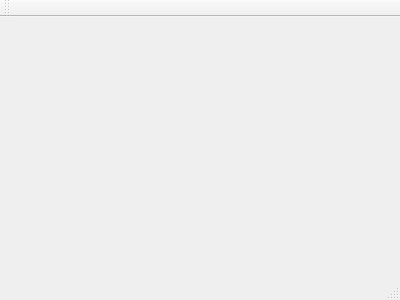
Old version of the form mainwindow.ui in the repository SpaceManiac/LeagueWindowFix.
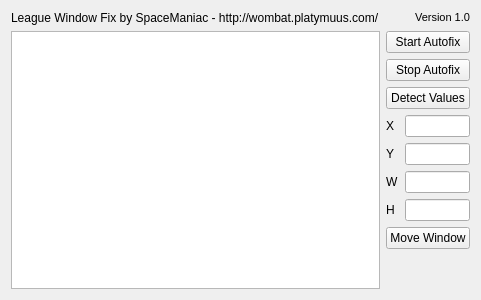
New version of the form. Icons and pictures are not drawn.

Commit message: Designed UI and started on implementation

```diff
--- a/mainwindow.ui
+++ b/mainwindow.ui
@@ -1,24 +1,166 @@
 <ui version="4.0">
  <class>MainWindow</class>
- <widget class="QMainWindow" name="MainWindow" >
-  <property name="geometry" >
+ <widget class="QMainWindow" name="MainWindow">
+  <property name="geometry">
    <rect>
     <x>0</x>
     <y>0</y>
-    <width>400</width>
+    <width>450</width>
     <height>300</height>
    </rect>
   </property>
   <property name="windowTitle" >
    <string>MainWindow</string>
   </property>
-  <widget class="QMenuBar" name="menuBar" />
-  <widget class="QToolBar" name="mainToolBar" />
-  <widget class="QWidget" name="centralWidget" />
-  <widget class="QStatusBar" name="statusBar" />
+  <property name="windowIcon">
+   <iconset>
+    <normaloff>league.ico</normaloff>league.ico</iconset>
+  </property>
+  <widget class="QWidget" name="centralWidget">
+   <layout class="QGridLayout" name="gridLayout">
+    <item row="0" column="0">
+     <widget class="QLabel" name="titleLabel">
+      <property name="sizePolicy">
+       <sizepolicy hsizetype="Expanding" vsizetype="Fixed">
+        <horstretch>0</horstretch>
+        <verstretch>0</verstretch>
+       </sizepolicy>
+      </property>
+      <property name="text">
+       <string>League Window Fix by SpaceManiac - http://wombat.platymuus.com/</string>
+      </property>
+     </widget>
+    </item>
+    <item row="0" column="1">
+     <widget class="QLabel" name="versionLabel">
+      <property name="sizePolicy">
+       <sizepolicy hsizetype="Preferred" vsizetype="Fixed">
+        <horstretch>0</horstretch>
+        <verstretch>0</verstretch>
+       </sizepolicy>
+      </property>
+      <property name="text">
+       <string>&lt;!DOCTYPE HTML PUBLIC &quot;-//W3C//DTD HTML 4.0//EN&quot; &quot;http://www.w3.org/TR/REC-html40/strict.dtd&quot;&gt;
+&lt;html&gt;&lt;head&gt;&lt;meta name=&quot;qrichtext&quot; content=&quot;1&quot; /&gt;&lt;style type=&quot;text/css&quot;&gt;
+p, li { white-space: pre-wrap; }
+&lt;/style&gt;&lt;/head&gt;&lt;body style=&quot; font-family:'MS Shell Dlg 2'; font-size:8.25pt; font-weight:400; font-style:normal;&quot;&gt;
+&lt;p align=&quot;right&quot; style=&quot; margin-top:0px; margin-bottom:0px; margin-left:0px; margin-right:0px; -qt-block-indent:0; text-indent:0px;&quot;&gt;&lt;span style=&quot; font-size:8pt;&quot;&gt;Version 1.0&lt;/span&gt;&lt;/p&gt;&lt;/body&gt;&lt;/html&gt;</string>
+      </property>
+     </widget>
+    </item>
+    <item row="1" column="0" rowspan="2">
+     <widget class="QTextBrowser" name="logText">
+      <property name="sizePolicy">
+       <sizepolicy hsizetype="Expanding" vsizetype="Expanding">
+        <horstretch>1</horstretch>
+        <verstretch>1</verstretch>
+       </sizepolicy>
+      </property>
+      <property name="html">
+       <string>&lt;!DOCTYPE HTML PUBLIC &quot;-//W3C//DTD HTML 4.0//EN&quot; &quot;http://www.w3.org/TR/REC-html40/strict.dtd&quot;&gt;
+&lt;html&gt;&lt;head&gt;&lt;meta name=&quot;qrichtext&quot; content=&quot;1&quot; /&gt;&lt;style type=&quot;text/css&quot;&gt;
+p, li { white-space: pre-wrap; }
+&lt;/style&gt;&lt;/head&gt;&lt;body style=&quot; font-family:'MS Shell Dlg 2'; font-size:8.25pt; font-weight:400; font-style:normal;&quot;&gt;
+&lt;p style=&quot;-qt-paragraph-type:empty; margin-top:0px; margin-bottom:0px; margin-left:0px; margin-right:0px; -qt-block-indent:0; text-indent:0px; font-size:8pt;&quot;&gt;&lt;/p&gt;&lt;/body&gt;&lt;/html&gt;</string>
+      </property>
+     </widget>
+    </item>
+    <item row="1" column="1" rowspan="2">
+     <layout class="QVBoxLayout" name="buttons">
+      <item>
+       <widget class="QPushButton" name="startAutofix">
+        <property name="text">
+         <string>Start Autofix</string>
+        </property>
+       </widget>
+      </item>
+      <item>
+       <widget class="QPushButton" name="stopAutofix">
+        <property name="text">
+         <string>Stop Autofix</string>
+        </property>
+       </widget>
+      </item>
+      <item>
+       <widget class="QPushButton" name="detectValues">
+        <property name="text">
+         <string>Detect Values</string>
+        </property>
+       </widget>
+      </item>
+      <item>
+       <layout class="QGridLayout" name="position">
+        <property name="topMargin">
+         <number>0</number>
+        </property>
+        <item row="0" column="1">
+         <widget class="QLineEdit" name="windowX"/>
+        </item>
+        <item row="1" column="1">
+         <widget class="QLineEdit" name="windowY"/>
+        </item>
+        <item row="2" column="1">
+         <widget class="QLineEdit" name="windowW"/>
+        </item>
+        <item row="3" column="1">
+         <widget class="QLineEdit" name="windowH"/>
+        </item>
+        <item row="0" column="0">
+         <widget class="QLabel" name="xLabel">
+          <property name="text">
+           <string>X</string>
+          </property>
+         </widget>
+        </item>
+        <item row="1" column="0">
+         <widget class="QLabel" name="yLabel">
+          <property name="text">
+           <string>Y</string>
+          </property>
+         </widget>
+        </item>
+        <item row="2" column="0">
+         <widget class="QLabel" name="wLabel">
+          <property name="text">
+           <string>W</string>
+          </property>
+         </widget>
+        </item>
+        <item row="3" column="0">
+         <widget class="QLabel" name="hLabel">
+          <property name="text">
+           <string>H</string>
+          </property>
+         </widget>
+        </item>
+       </layout>
+      </item>
+      <item>
+       <widget class="QPushButton" name="moveWindow">
+        <property name="text">
+         <string>Move Window</string>
+        </property>
+       </widget>
+      </item>
+      <item>
+       <spacer name="verticalSpacer">
+        <property name="orientation">
+         <enum>Qt::Vertical</enum>
+        </property>
+        <property name="sizeHint" stdset="0">
+         <size>
+          <width>20</width>
+          <height>40</height>
+         </size>
+        </property>
+       </spacer>
+      </item>
+     </layout>
+    </item>
+   </layout>
+  </widget>
  </widget>
- <layoutDefault spacing="6" margin="11" />
- <pixmapfunction></pixmapfunction>
+ <layoutdefault spacing="6" margin="11"/>
  <resources/>
  <connections/>
 </ui>
```
Left out of the diff: 78 changed lines with no effect on the pictures. The commit also changes 4 other files.
